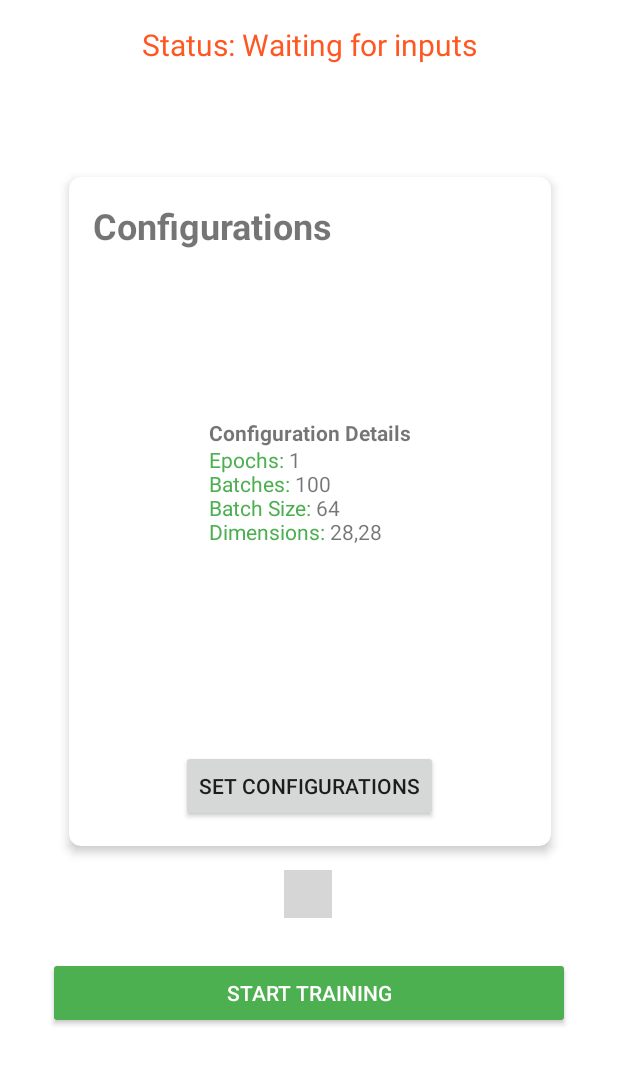
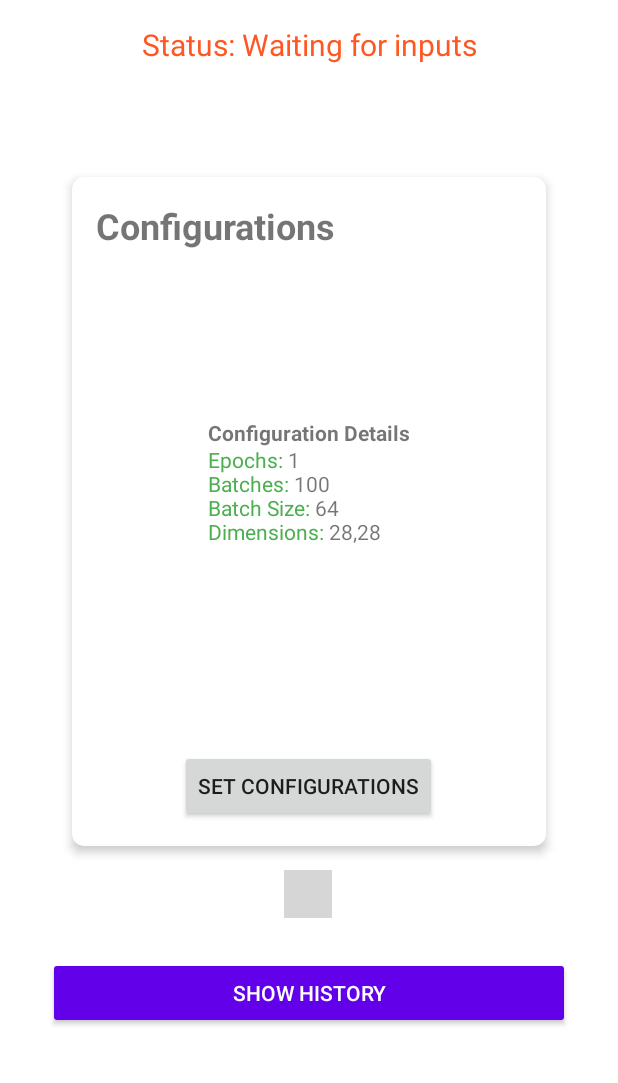
Before and after one commit to MatheusDCasanova/OnDeviceTraning, an Android app: the screen it shows after launch (MainActivity), on a phone screen of 412 x 824 dp, the part 153-1236 px from its top. Run offline under Robolectric (Android 15) with nearby library versions, the phone set to English and light mode, and no system bars; libraries missing offline, so code that uses them is left out: com.tbuonomo.viewpagerdotsindicator, org.tensorflow.lite; plain views replace DotsIndicator; 2 statements that could not run were skipped; grey boxes are pictures that could not be loaded.

Commit message:
Adds another card to train the model.

```diff
--- a/app/src/main/java/com/example/ondevicetraining/CardAdapter.java
+++ b/app/src/main/java/com/example/ondevicetraining/CardAdapter.java
@@ -35,9 +35,9 @@ public class CardAdapter extends RecyclerView.Adapter<CardAdapter.CardViewHolder
     private String configsString = "";
     private boolean replicateSingleFeature = false;
 
-    private List<String> titles = Arrays.asList("Configurations", "Model", "Dataset", "Last Training info");
-    private List<String> contents = Arrays.asList("Content for card 1", "Content for card 2", "no info", "no info");
-    private List<String> buttonNames = Arrays.asList("set Configurations", "set Model", "set Dataset", "show History");
+    private List<String> titles = Arrays.asList("Configurations", "Model", "Dataset", "Training", "Last Training info");
+    private List<String> contents = Arrays.asList("set training config", "set model download link", "set dataset download link", "Run training", "Info from last training");
+    private List<String> buttonNames = Arrays.asList("set Configurations", "set Model", "set Dataset", "start Training", "show History");
 
     public FileDownloader fileDownloader;
 
@@ -87,6 +87,11 @@ public class CardAdapter extends RecyclerView.Adapter<CardAdapter.CardViewHolder
                 });
                 break;
             case 3:
+                holder.nextButton.setOnClickListener(v -> {
+                    this.mainActivity.startTrainingIfReady();
+                });
+                break;
+            case 4:
                 lastTrainingInfo = this.mainActivity.getLastTrainingInfo();
                 holder.contentTextView.setText(Html.fromHtml(lastTrainingInfo, Html.FROM_HTML_MODE_LEGACY));
                 holder.nextButton.setOnClickListener(v -> {
--- a/app/src/main/java/com/example/ondevicetraining/MainActivity.java
+++ b/app/src/main/java/com/example/ondevicetraining/MainActivity.java
@@ -58,16 +58,10 @@ public class MainActivity extends AppCompatActivity {
     private Button btnSelectModel;
     private ImageView checkmarkSelectModel;
     private Button btnSelectDataset;
-    private Button btnStartTraining;
+    private Button btnShowHistory;
 
-    private Button btnShowHistory;
     private ImageView checkmarkStartTraining;
     private ProgressBar progressBar;
-    public List<Integer> dimensions = List.of(28,28);
-    public int BATCH_SIZE = 64;
-    public int NUM_BATCHES = 100;
-
-    public int NUM_EPOCHS = 1;
 
     public ProgressBar downloadProgressBar;
 
@@ -86,8 +80,7 @@ public class MainActivity extends AppCompatActivity {
 
         //applyAnimations();
 
-        btnStartTraining.setOnClickListener(v -> startTrainingIfReady());
-        btnShowHistory.setOnClickListener(v -> { showHistory(); });
+        btnShowHistory.setOnClickListener(v -> showHistory());
     }
 
     public void showHistory() {
@@ -101,8 +94,7 @@ public class MainActivity extends AppCompatActivity {
         downloadProgressBar = findViewById(R.id.downloadProgressBar);
         drawerLayout = findViewById(R.id.drawer_layout); // Ensure this matches your DrawerLayout ID
         ImageButton btnOpenHistory = findViewById(R.id.btn_open_history);
-        btnShowHistory = findViewById(R.id.btn_history);
-        btnStartTraining = findViewById(R.id.btn_start_training);
+        btnShowHistory = findViewById(R.id.btn_show_history);
 
 
         viewPager = findViewById(R.id.viewPager);
@@ -126,7 +118,7 @@ public class MainActivity extends AppCompatActivity {
         });
     }
 
-    private void startTrainingIfReady() {
+    public void startTrainingIfReady() {
         if (modelFile != null && featuresBuffer != null && labelsBuffer != null) {
             startTraining();
         } else {
@@ -146,7 +138,7 @@ public class MainActivity extends AppCompatActivity {
         tvStatus.startAnimation(fadeIn);
         btnSelectModel.startAnimation(slideUp);
         btnSelectDataset.startAnimation(slideUp);
-        btnStartTraining.startAnimation(scaleUp);
+        btnShowHistory.startAnimation(scaleUp);
     }
 
     private double calculateEnergy(Long consumed_charge, int voltage){
--- a/app/src/main/res/layout/activity_main.xml
+++ b/app/src/main/res/layout/activity_main.xml
@@ -90,14 +90,14 @@ xmlns:android="http://schemas.android.com/apk/res/android"
             app:layout_constraintTop_toBottomOf="@+id/downloadProgressBar" />
 
         <Button
-            android:id="@+id/btn_start_training"
+            android:id="@+id/btn_show_history"
             android:layout_width="0dp"
             android:layout_height="wrap_content"
             android:layout_marginBottom="4dp"
             android:layout_weight="1"
-            android:backgroundTint="#4CAF50"
+            android:backgroundTint="#6200EA"
             android:padding="12dp"
-            android:text="Start Training"
+            android:text="Show History"
             android:textColor="#FFFFFF"
             app:layout_constraintBottom_toBottomOf="parent"
             app:layout_constraintEnd_toEndOf="parent"
@@ -109,7 +109,7 @@ xmlns:android="http://schemas.android.com/apk/res/android"
             android:layout_width="wrap_content"
             android:layout_height="wrap_content"
             android:layout_gravity="center_horizontal"
-            app:layout_constraintBottom_toTopOf="@+id/btn_start_training"
+            app:layout_constraintBottom_toTopOf="@+id/btn_show_history"
             app:layout_constraintEnd_toEndOf="parent"
             app:layout_constraintHorizontal_bias="0.497"
             app:layout_constraintStart_toStartOf="parent"
@@ -121,9 +121,9 @@ xmlns:android="http://schemas.android.com/apk/res/android"
 
         <androidx.viewpager2.widget.ViewPager2
             android:id="@+id/viewPager"
-            android:layout_width="353dp"
+            android:layout_width="0dp"
             android:layout_height="478dp"
-            app:layout_constraintBottom_toTopOf="@+id/btn_start_training"
+            app:layout_constraintBottom_toTopOf="@+id/btn_show_history"
             app:layout_constraintEnd_toEndOf="parent"
             app:layout_constraintStart_toStartOf="parent"
             app:layout_constraintTop_toBottomOf="@+id/tv_status">
```
